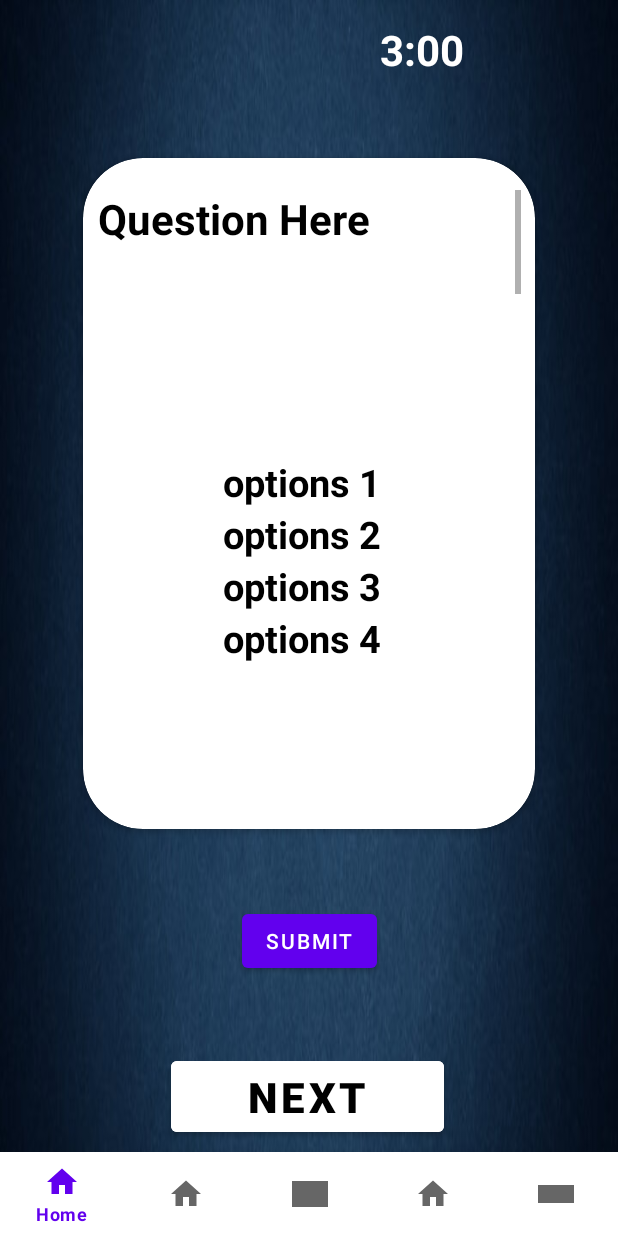
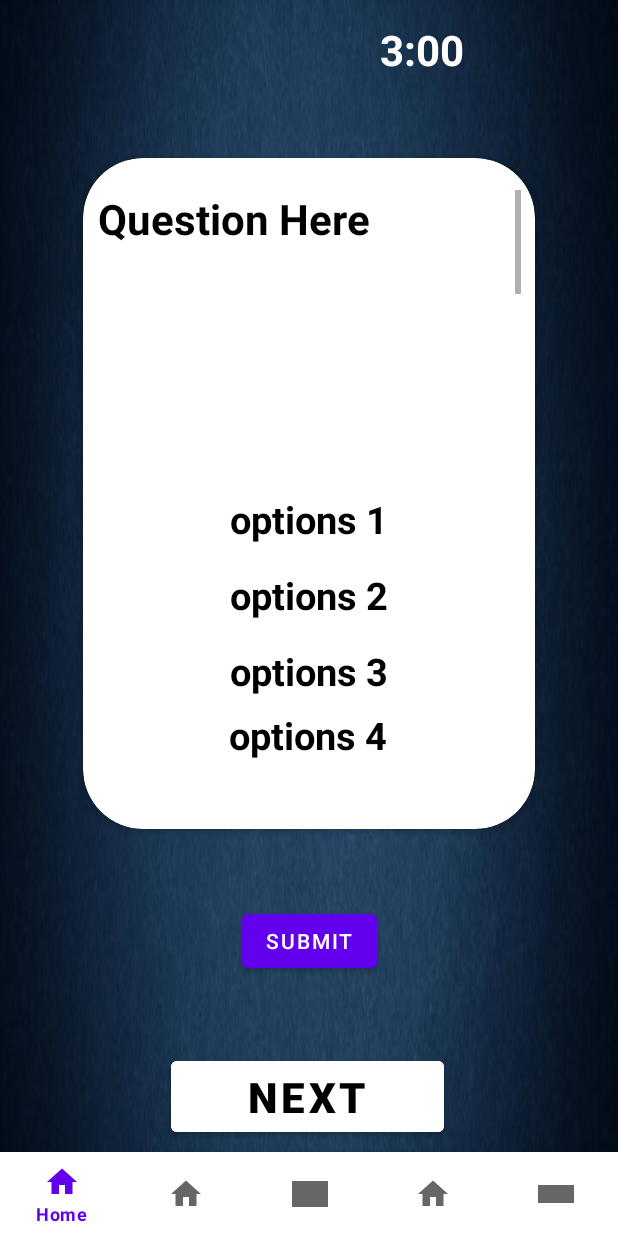
Before and after one commit to Akshi-ta/Quizzitch, an Android app: the CollabGameFragment screen opened through its navigation route, on a phone screen of 412 x 824 dp. Run offline under Robolectric (Android 15) with nearby library versions, the phone set to English and light mode, and no system bars; our stand-ins replace Firebase (no records; nobody signed in at launch, a user with empty details on screens opened directly), navigation-ui; 4 statements that could not run were skipped.

Commit message:
game iteration 2

```diff
--- a/app/src/main/res/layout/fragment_collab_game.xml
+++ b/app/src/main/res/layout/fragment_collab_game.xml
@@ -33,6 +33,7 @@
                 android:layout_height="match_parent">
 
                 <ScrollView
+                    android:id="@+id/scrollView2"
                     android:layout_width="282dp"
                     android:layout_height="118dp"
                     app:layout_constraintBottom_toBottomOf="parent"
@@ -73,53 +74,65 @@
 <!--                    app:layout_constraintVertical_bias="0.707">-->
 
 
-                <ScrollView
-                    android:layout_width="282dp"
-                    android:layout_height="218dp"
-                    app:layout_constraintBottom_toBottomOf="parent"
-                    app:layout_constraintEnd_toEndOf="parent"
-                    app:layout_constraintHorizontal_bias="1.5"
-                    app:layout_constraintStart_toStartOf="parent"
-                    app:layout_constraintTop_toTopOf="parent"
-                    app:layout_constraintVertical_bias="0.865">
+<!--                <ScrollView-->
+<!--                    android:layout_width="282dp"-->
+<!--                    android:layout_height="218dp"-->
+<!--                    app:layout_constraintBottom_toBottomOf="parent"-->
+<!--                    app:layout_constraintEnd_toEndOf="parent"-->
+<!--                    app:layout_constraintHorizontal_bias="1.5"-->
+<!--                    app:layout_constraintStart_toStartOf="parent"-->
+<!--                    app:layout_constraintTop_toTopOf="parent"-->
+<!--                    app:layout_constraintVertical_bias="0.865">-->
 
-                    <LinearLayout
-                        android:layout_width="wrap_content"
-                        android:orientation="vertical"
-                        android:layout_height="wrap_content">
+<!--                    <LinearLayout-->
+<!--                        android:layout_width="wrap_content"-->
+<!--                        android:orientation="vertical"-->
+<!--                        android:layout_height="wrap_content">-->
 
                 <TextView
                     android:id="@+id/options1"
                     android:layout_width="234dp"
                     android:layout_height="wrap_content"
+                    android:layout_marginTop="84dp"
                     android:gravity="center"
                     android:text="options 1"
                     android:textAllCaps="false"
                     android:textColor="@color/black"
                     android:textSize="25dp"
-                            android:textStyle="bold"/>
+                    android:textStyle="bold"
+                    app:layout_constraintEnd_toEndOf="parent"
+                    app:layout_constraintStart_toStartOf="parent"
+                    app:layout_constraintTop_toBottomOf="@+id/scrollView2" />
 
                 <TextView
                     android:id="@+id/options2"
                     android:layout_width="234dp"
                     android:layout_height="wrap_content"
+                    android:layout_marginTop="16dp"
                     android:gravity="center"
                     android:text="options 2"
                     android:textAllCaps="false"
                     android:textColor="@color/black"
                     android:textSize="25dp"
-                            android:textStyle="bold"/>
+                    android:textStyle="bold"
+                    app:layout_constraintEnd_toEndOf="parent"
+                    app:layout_constraintStart_toStartOf="parent"
+                    app:layout_constraintTop_toBottomOf="@+id/options1" />
 
                 <TextView
                     android:id="@+id/options3"
                     android:layout_width="234dp"
                     android:layout_height="wrap_content"
+                    android:layout_marginTop="16dp"
                     android:gravity="center"
                     android:text="options 3"
                     android:textAllCaps="false"
                     android:textColor="@color/black"
                     android:textSize="25dp"
-                            android:textStyle="bold"/>
+                    android:textStyle="bold"
+                    app:layout_constraintEnd_toEndOf="parent"
+                    app:layout_constraintStart_toStartOf="parent"
+                    app:layout_constraintTop_toBottomOf="@+id/options2" />
 
                 <TextView
                     android:id="@+id/options4"
@@ -133,14 +146,14 @@
                     android:textStyle="bold"
                     app:layout_constraintBottom_toBottomOf="parent"
                     app:layout_constraintEnd_toEndOf="parent"
-                            app:layout_constraintHorizontal_bias="0.451"
+                    app:layout_constraintHorizontal_bias="0.492"
                     app:layout_constraintStart_toStartOf="parent"
                     app:layout_constraintTop_toBottomOf="@+id/options3"
-                            app:layout_constraintVertical_bias="0.0" />
-                    </LinearLayout>
+                    app:layout_constraintVertical_bias="0.152" />
+                <!--                    </LinearLayout>-->
 
 
-                </ScrollView>
+<!--                </ScrollView>-->
 
                 <!--                </RadioGroup>-->
             </androidx.constraintlayout.widget.ConstraintLayout>
--- a/app/src/main/res/navigation/mobile_navigation.xml
+++ b/app/src/main/res/navigation/mobile_navigation.xml
@@ -86,14 +86,18 @@
         android:label="fragment_players"
         tools:layout="@layout/fragment_players" >
         <action
-            android:id="@+id/action_playersFragment_to_settingsFragment"
-            app:destination="@id/settingsFragment" />
+            android:id="@+id/action_playersFragment_to_category1Fragment"
+            app:destination="@id/category1Fragment" />
     </fragment>
     <fragment
         android:id="@+id/category1Fragment"
         android:name="com.example.quizzitch.ui.collab.Category1Fragment"
         android:label="fragment_category1"
-        tools:layout="@layout/fragment_category1" />
+        tools:layout="@layout/fragment_category1" >
+        <action
+            android:id="@+id/action_category1Fragment_to_settingsFragment"
+            app:destination="@id/settingsFragment" />
+    </fragment>
     <activity
         android:id="@+id/leaderBoardActivity"
         android:name="com.example.quizzitch.LeaderBoardActivity"
@@ -112,5 +116,14 @@
         android:id="@+id/collabGameFragment"
         android:name="com.example.quizzitch.ui.collab.CollabGameFragment"
         android:label="fragment_collab_game"
-        tools:layout="@layout/fragment_collab_game" />
+        tools:layout="@layout/fragment_collab_game" >
+        <action
+            android:id="@+id/action_collabGameFragment_to_resultFragment"
+            app:destination="@id/resultFragment" />
+    </fragment>
+    <fragment
+        android:id="@+id/resultFragment"
+        android:name="com.example.quizzitch.ui.collab.ResultFragment"
+        android:label="fragment_result"
+        tools:layout="@layout/fragment_result" />
 </navigation>
```
Also changed, not shown: app/src/main/java/com/example/quizzitch/ui/collab/CollabGameFragment.kt (+20 -5 lines), app/src/main/java/com/example/quizzitch/ui/collab/ResultFragment.kt (added, +24 -0 lines), app/src/main/java/com/example/quizzitch/ui/home/Result.kt (+4 -4 lines), app/src/main/res/layout/fragment_result.xml (added, +258 -0 lines). Lines whose indentation alone changed are shown as unchanged.
